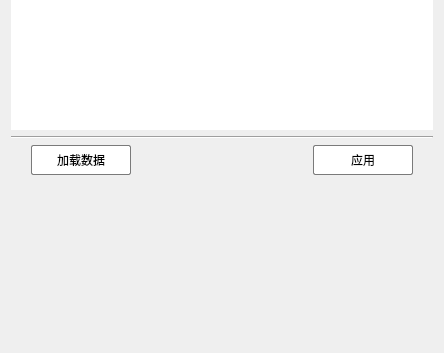
Before: the Qt Designer form src/FormPostprocessing.ui in Aiopr-bits/MAVES, drawn with Qt 5; both pictures show x 0 to 444 and y 359 to 712 of the 444 by 712 pixel window.
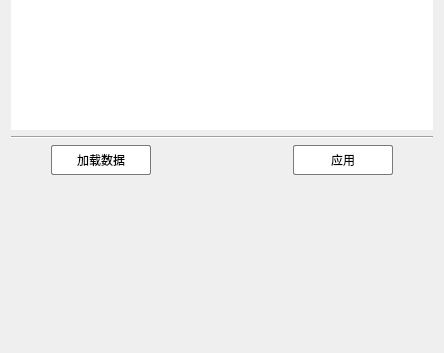
After: the same form once the commit is applied. Icons and pictures are not drawn. Custom widgets are drawn as their Qt base class.

The edit to the form file:
```diff
--- a/src/FormPostprocessing.ui
+++ b/src/FormPostprocessing.ui
@@ -730,7 +730,7 @@
          </property>
          <property name="sizeHint" stdset="0">
           <size>
-           <width>20</width>
+           <width>40</width>
            <height>20</height>
           </size>
          </property>
@@ -829,7 +829,7 @@
          </property>
          <property name="sizeHint" stdset="0">
           <size>
-           <width>20</width>
+           <width>40</width>
            <height>20</height>
           </size>
          </property>
```
